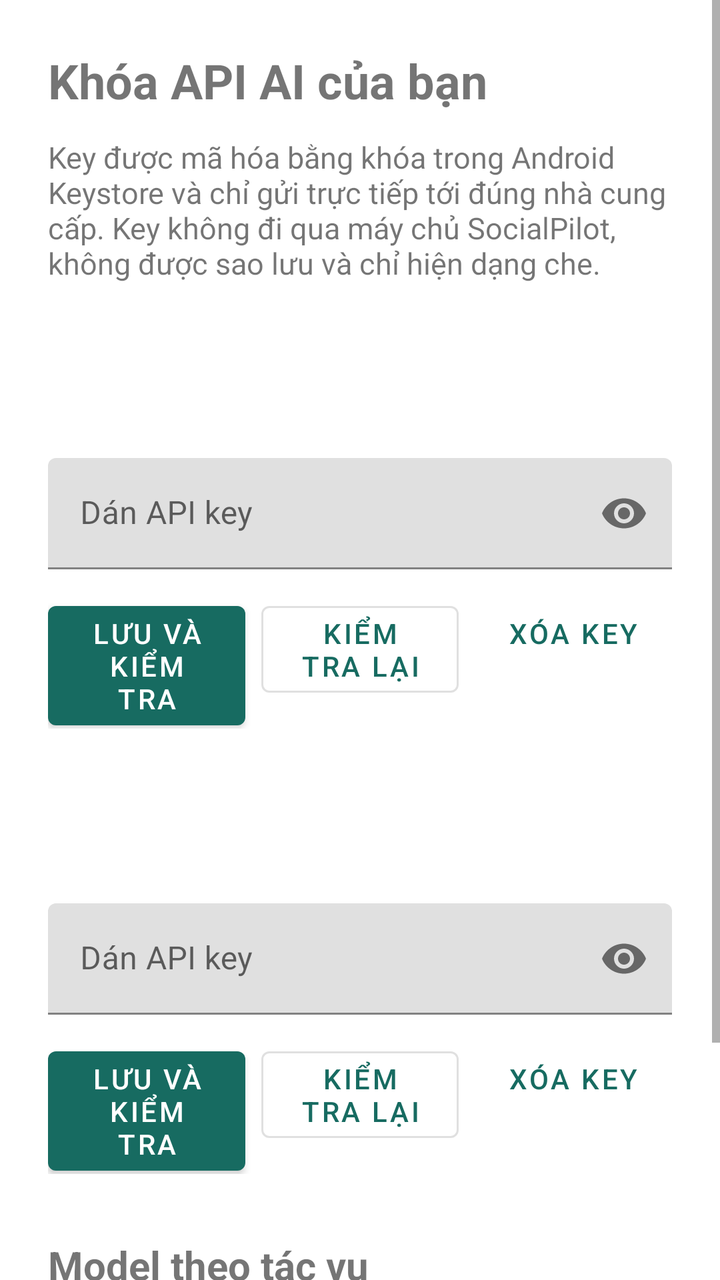
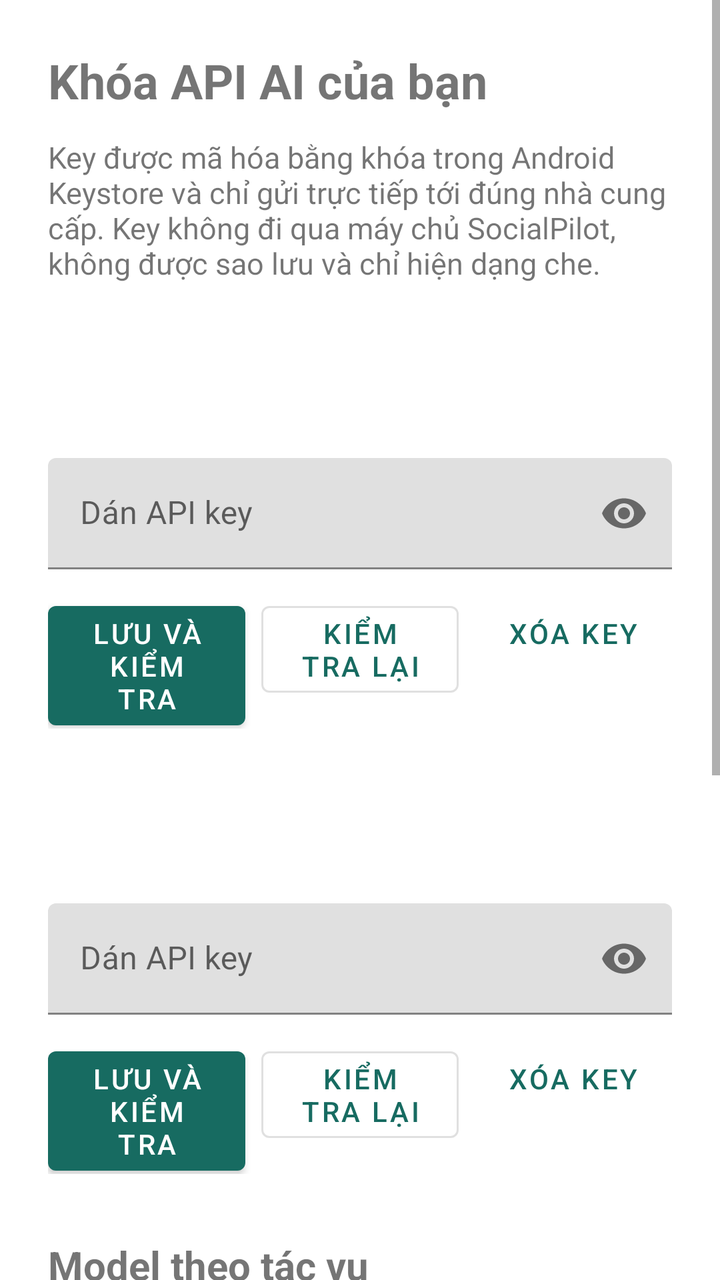

The first picture is an Android layout as it rendered before a commit; the second is the same layout after the commit. The layout source and the unified diff follow.
<!-- AndroidManifest.xml: application theme Theme.SocialPilot -->
<!-- res/layout/activity_ai_keys.xml -->
<ScrollView xmlns:android="http://schemas.android.com/apk/res/android"
    android:id="@+id/root" android:layout_width="match_parent" android:layout_height="match_parent"
    android:fillViewport="true">
  <LinearLayout android:layout_width="match_parent" android:layout_height="wrap_content"
      android:orientation="vertical" android:padding="24dp">
    <TextView android:layout_width="match_parent" android:layout_height="wrap_content"
        android:text="@string/ai_keys_title" android:textSize="24sp" android:textStyle="bold" />
    <TextView android:layout_width="match_parent" android:layout_height="wrap_content"
        android:layout_marginTop="12dp" android:text="@string/ai_keys_intro" android:textSize="15sp" />
    <include android:id="@+id/openAiKey" layout="@layout/item_ai_key" />
    <include android:id="@+id/geminiKey" layout="@layout/item_ai_key" />
    <TextView android:layout_width="match_parent" android:layout_height="wrap_content"
        android:layout_marginTop="32dp" android:text="@string/ai_models_title" android:textSize="20sp" android:textStyle="bold" />
    <TextView android:id="@+id/dispatchStatus" android:layout_width="match_parent"
        android:layout_height="wrap_content" android:layout_marginTop="8dp" android:textSize="15sp" />
    <LinearLayout android:id="@+id/taskModels" android:layout_width="match_parent"
        android:layout_height="wrap_content" android:orientation="vertical" />
    <TextView android:layout_width="match_parent" android:layout_height="wrap_content"
        android:layout_marginTop="32dp" android:text="@string/ai_usage_title" android:textSize="20sp" android:textStyle="bold" />
    <TextView android:id="@+id/usageSummary" android:layout_width="match_parent"
        android:layout_height="wrap_content" android:layout_marginTop="8dp" android:textSize="15sp" />
  </LinearLayout>
</ScrollView>
<!-- res/layout/item_ai_key.xml (included above) -->
<LinearLayout xmlns:android="http://schemas.android.com/apk/res/android"
    xmlns:app="http://schemas.android.com/apk/res-auto"
    android:layout_width="match_parent" android:layout_height="wrap_content"
    android:layout_marginTop="24dp" android:orientation="vertical">
  <TextView android:id="@+id/providerTitle" android:layout_width="match_parent"
      android:layout_height="wrap_content" android:textSize="20sp" android:textStyle="bold" />
  <TextView android:id="@+id/keyStatus" android:layout_width="match_parent"
      android:layout_height="wrap_content" android:layout_marginTop="8dp"
      android:accessibilityLiveRegion="polite" android:textSize="15sp" />
  <TextView android:id="@+id/keyOutcome" android:layout_width="match_parent"
      android:layout_height="wrap_content" android:layout_marginTop="4dp"
      android:accessibilityLiveRegion="polite" android:textSize="14sp" android:visibility="gone" />
  <ProgressBar android:id="@+id/keyProgress" style="?android:attr/progressBarStyleHorizontal"
      android:layout_width="match_parent" android:layout_height="wrap_content"
      android:layout_marginTop="4dp" android:indeterminate="true" android:visibility="gone" />
  <com.google.android.material.textfield.TextInputLayout android:id="@+id/keyInputLayout"
      android:layout_width="match_parent" android:layout_height="wrap_content"
      android:layout_marginTop="8dp" android:hint="@string/ai_key_hint"
      app:endIconMode="password_toggle">
    
    <com.google.android.material.textfield.TextInputEditText android:id="@+id/keyInput"
        android:layout_width="match_parent" android:layout_height="wrap_content"
        android:importantForAutofill="no" android:inputType="textPassword|textNoSuggestions"
        android:saveEnabled="false" android:maxLines="1" />
  </com.google.android.material.textfield.TextInputLayout>
  <LinearLayout android:layout_width="match_parent" android:layout_height="wrap_content"
      android:layout_marginTop="8dp" android:orientation="horizontal">
    <com.google.android.material.button.MaterialButton android:id="@+id/saveKeyButton"
        android:layout_width="0dp" android:layout_height="wrap_content" android:layout_weight="1"
        android:text="@string/ai_key_save" />
    <com.google.android.material.button.MaterialButton android:id="@+id/checkKeyButton"
        style="@style/Widget.MaterialComponents.Button.OutlinedButton"
        android:layout_width="0dp" android:layout_height="wrap_content" android:layout_weight="1"
        android:layout_marginStart="8dp" android:text="@string/ai_key_check" />
    <com.google.android.material.button.MaterialButton android:id="@+id/deleteKeyButton"
        style="@style/Widget.MaterialComponents.Button.TextButton"
        android:layout_width="0dp" android:layout_height="wrap_content" android:layout_weight="1"
        android:layout_marginStart="8dp" android:text="@string/ai_key_delete" />
  </LinearLayout>
</LinearLayout>
<!-- resources referenced by this layout -->
<resources>
  <string name="ai_key_check">Kiểm tra lại</string>
  <string name="ai_key_delete">Xóa key</string>
  <string name="ai_key_hint">Dán API key</string>
  <string name="ai_key_save">Lưu và kiểm tra</string>
  <string name="ai_keys_intro">Key được mã hóa bằng khóa trong Android Keystore và chỉ gửi trực tiếp tới đúng nhà cung cấp. Key không đi qua máy chủ SocialPilot, không được sao lưu và chỉ hiện dạng che.</string>
  <string name="ai_keys_title">Khóa API AI của bạn</string>
  <string name="ai_models_title">Model theo tác vụ</string>
  <string name="ai_usage_title">Chi phí ước tính</string>
  <style name="Theme.SocialPilot" parent="Theme.MaterialComponents.DayNight.NoActionBar">
    <item name="colorPrimary">#176B61</item><item name="colorPrimaryVariant">#104D46</item>
    <item name="colorSecondary">#176B61</item>
  </style>
</resources>

<!-- the commit's change to res/layout/activity_ai_keys.xml (unified diff, before → after) -->
@@ -15,6 +15,28 @@
         android:layout_height="wrap_content" android:layout_marginTop="8dp" android:textSize="15sp" />
     <LinearLayout android:id="@+id/taskModels" android:layout_width="match_parent"
         android:layout_height="wrap_content" android:orientation="vertical" />
+    <TextView android:layout_width="match_parent" android:layout_height="wrap_content"
+        android:layout_marginTop="32dp" android:text="@string/ai_budget_title" android:textSize="20sp" android:textStyle="bold" />
+    <TextView android:id="@+id/budgetStatus" android:layout_width="match_parent"
+        android:layout_height="wrap_content" android:layout_marginTop="8dp"
+        android:accessibilityLiveRegion="polite" android:textSize="15sp" />
+    <com.google.android.material.textfield.TextInputLayout android:layout_width="match_parent"
+        android:layout_height="wrap_content" android:layout_marginTop="8dp"
+        android:hint="@string/ai_budget_daily_hint">
+      <com.google.android.material.textfield.TextInputEditText android:id="@+id/dailyLimitInput"
+          android:layout_width="match_parent" android:layout_height="wrap_content"
+          android:importantForAutofill="no" android:inputType="numberDecimal" android:maxLines="1" />
+    </com.google.android.material.textfield.TextInputLayout>
+    <com.google.android.material.textfield.TextInputLayout android:layout_width="match_parent"
+        android:layout_height="wrap_content" android:layout_marginTop="8dp"
+        android:hint="@string/ai_budget_monthly_hint">
+      <com.google.android.material.textfield.TextInputEditText android:id="@+id/monthlyLimitInput"
+          android:layout_width="match_parent" android:layout_height="wrap_content"
+          android:importantForAutofill="no" android:inputType="numberDecimal" android:maxLines="1" />
+    </com.google.android.material.textfield.TextInputLayout>
+    <com.google.android.material.button.MaterialButton android:id="@+id/saveBudgetButton"
+        android:layout_width="match_parent" android:layout_height="wrap_content"
+        android:layout_marginTop="8dp" android:text="@string/ai_budget_save" />
     <TextView android:layout_width="match_parent" android:layout_height="wrap_content"
         android:layout_marginTop="32dp" android:text="@string/ai_usage_title" android:textSize="20sp" android:textStyle="bold" />
     <TextView android:id="@+id/usageSummary" android:layout_width="match_parent"
<!-- resource entries referenced after the edit -->
@@ -1,5 +1,9 @@
 <!-- resources referenced by this layout -->
 <resources>
+  <string name="ai_budget_daily_hint">Hạn mức mỗi ngày (USD)</string>
+  <string name="ai_budget_monthly_hint">Hạn mức mỗi tháng (USD)</string>
+  <string name="ai_budget_save">Lưu hạn mức</string>
+  <string name="ai_budget_title">Hạn mức chi phí AI</string>
   <string name="ai_key_check">Kiểm tra lại</string>
   <string name="ai_key_delete">Xóa key</string>
   <string name="ai_key_hint">Dán API key</string>
